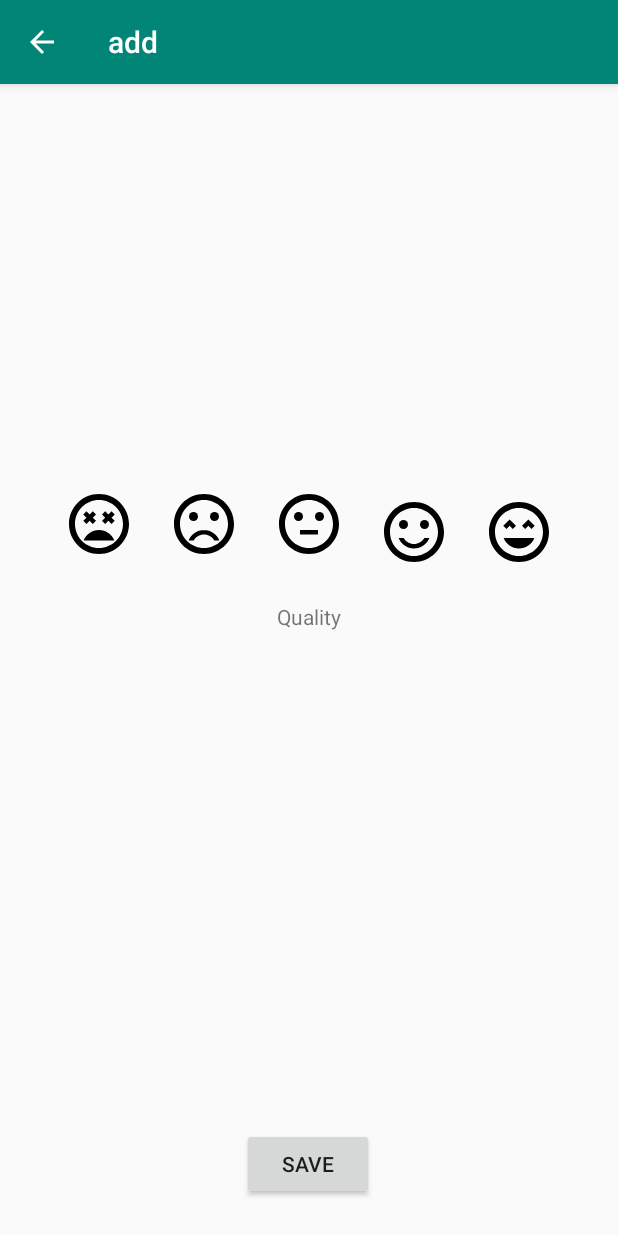
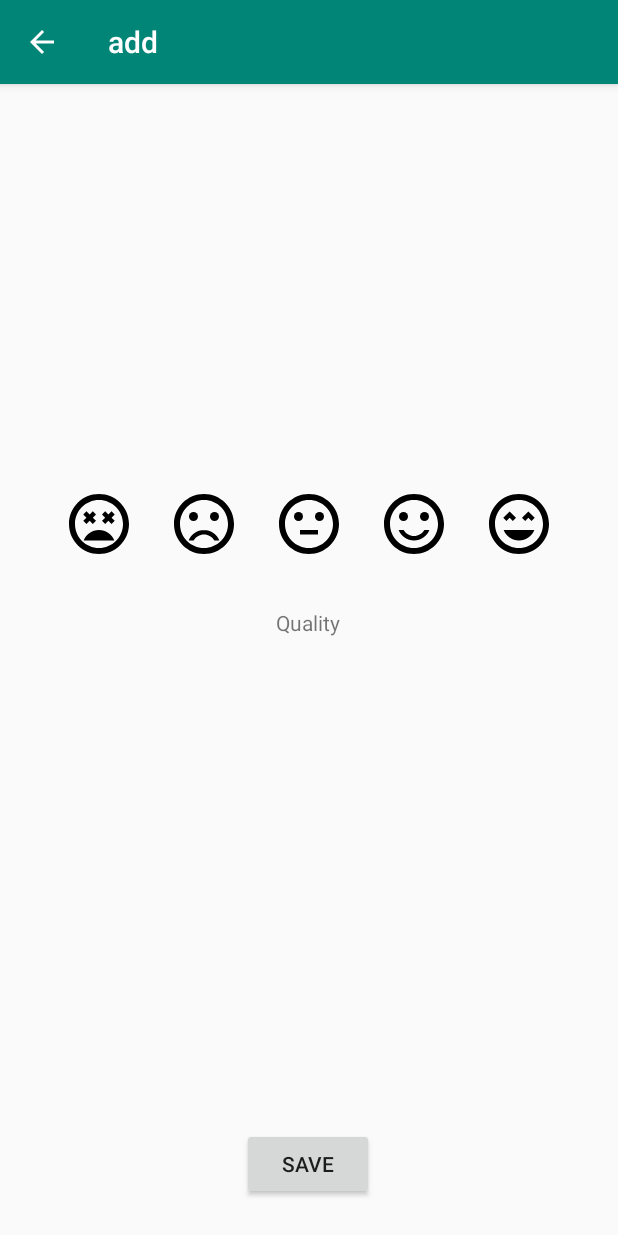
Before and after one commit to PheiShuen/SleepTracker, an Android app: the screen it shows after launch (AddActivity), after a tap on an icon or button, on a phone screen of 412 x 824 dp. Run offline under Robolectric (Android 15) with nearby library versions, the phone set to English and light mode, and no system bars; our stand-ins replace Room's generated code.

Commit message:
thrid commit

```diff
--- a/app/src/main/java/com/example/sleeptracker/AddActivity.kt
+++ b/app/src/main/java/com/example/sleeptracker/AddActivity.kt
@@ -1,12 +1,62 @@
 package com.example.sleeptracker
 
+import android.app.Activity
+import android.content.Intent
 import androidx.appcompat.app.AppCompatActivity
 import android.os.Bundle
+import android.widget.Toast
+import kotlinx.android.synthetic.main.activity_add.*
 
 class AddActivity : AppCompatActivity() {
+
+    private var quality: Int = 0
 
     override fun onCreate(savedInstanceState: Bundle?) {
         super.onCreate(savedInstanceState)
         setContentView(R.layout.activity_add)
+
+        imageViewVerySatisfied.setOnClickListener {
+            quality = 5
+            textViewQuality.text ="Very Happy"
+        }
+
+        imageViewSatisfied.setOnClickListener {
+            quality = 4
+            textViewQuality.text="Happy"
+        }
+
+        imageViewNeutral.setOnClickListener {
+            quality = 3
+            textViewQuality.text = "Neutral"
+        }
+
+        imageViewDIssatisfied.setOnClickListener {
+            quality = 2
+            textViewQuality.text = "Sad"
+        }
+
+        imageViewVeryDissatisfied.setOnClickListener {
+            quality = 1
+            textViewQuality.text = "Very Sad"
+        }
+
+        buttonSave.setOnClickListener {
+            if(quality == 0){
+                Toast.makeText(applicationContext,"Please indicate sleep quality",Toast.LENGTH_SHORT).show()
+                return@setOnClickListener //Stop execution
+            }
+
+            val intent = Intent()
+            intent.putExtra(EXTRA_QUALITY, quality)
+            setResult(Activity.RESULT_OK,intent)
+
+            finish()
+        }
     }
+
+    companion object{
+        const val EXTRA_QUALITY = "com.example.sleeptracker.QUALITY"
+    }
+
+
 }
--- a/app/src/main/java/com/example/sleeptracker/MainActivity.kt
+++ b/app/src/main/java/com/example/sleeptracker/MainActivity.kt
@@ -7,15 +7,42 @@ import com.google.android.material.snackbar.Snackbar
 import androidx.appcompat.app.AppCompatActivity
 import android.view.Menu
 import android.view.MenuItem
+import androidx.lifecycle.Observer
+import androidx.lifecycle.ViewModelProvider
+import androidx.recyclerview.widget.LinearLayoutManager
+import androidx.recyclerview.widget.RecyclerView
 
 import kotlinx.android.synthetic.main.activity_main.*
 
 class MainActivity : AppCompatActivity() {
 //https://codelabs.developers.google.com/codelabs/android-room-with-a-view-kotlin/#0
+
+    private lateinit var sleepViewModel: SleepViewModel
+
     override fun onCreate(savedInstanceState: Bundle?) {
         super.onCreate(savedInstanceState)
         setContentView(R.layout.activity_main)
         setSupportActionBar(toolbar)
+
+        //Declare and initialize recyclerView + Apdapter
+        val recycler: RecyclerView = findViewById(R.id.recyclerview)
+        val adapter = SleepAdapter(this)
+        recycler.adapter = adapter
+        recycler.layoutManager = LinearLayoutManager(this)
+
+        //Initialize ViewModel
+        sleepViewModel = ViewModelProvider(this).get(SleepViewModel::class.java)
+
+        //Add an observer to the ViewModel (LiveData)
+        sleepViewModel.sleepList.observe(
+            this,
+            Observer {
+                if (it.isNotEmpty()){
+                    //set list of sleep to the adapter
+                    adapter.setSleep(it)
+                }
+            }
+        )
 
         fab.setOnClickListener { view ->
             val intent = Intent(this,AddActivity::class.java)
@@ -28,9 +55,20 @@ class MainActivity : AppCompatActivity() {
                                   data: Intent?) {
         if(requestCode == REQUEST_CODE){
             if(resultCode == Activity.RESULT_OK){
+                val _quality = data?.getIntExtra(
+                    AddActivity.EXTRA_QUALITY, 0)
+                val sleep= Sleep(
+                id = 0,
+                startDate = System.currentTimeMillis(),
+                endDate = System.currentTimeMillis(),
+                quality = _quality!!
+                )
 
+                //TODO: Insert a new record to database
+                sleepViewModel.insertSleep(sleep)
             }
         }
+        super.onActivityResult(requestCode, resultCode, data)
     }
 
     override fun onCreateOptionsMenu(menu: Menu): Boolean {
--- a/app/src/main/res/layout/activity_add.xml
+++ b/app/src/main/res/layout/activity_add.xml
@@ -58,27 +58,24 @@
         android:layout_marginEnd="16dp"
         android:layout_marginRight="16dp"
         android:clickable="true"
-        app:layout_constraintBottom_toBottomOf="@+id/imageViewVerySatisfied"
+        app:layout_constraintBottom_toBottomOf="@+id/imageViewNeutral"
         app:layout_constraintEnd_toStartOf="@+id/imageViewVerySatisfied"
         app:layout_constraintHorizontal_bias="0.531"
         app:layout_constraintStart_toEndOf="@+id/imageViewNeutral"
-        app:layout_constraintTop_toTopOf="@+id/imageViewVerySatisfied"
-        app:layout_constraintVertical_bias="0.0"
+        app:layout_constraintTop_toTopOf="@+id/imageViewNeutral"
         app:srcCompat="@drawable/ic_sentiment_satisfied_black_24dp" />
 
     <ImageView
         android:id="@+id/imageViewVerySatisfied"
         android:layout_width="wrap_content"
         android:layout_height="wrap_content"
-        android:layout_marginTop="256dp"
         android:layout_marginEnd="36dp"
         android:layout_marginRight="36dp"
-        android:layout_marginBottom="427dp"
         android:clickable="true"
-        app:layout_constraintBottom_toBottomOf="parent"
+        app:layout_constraintBottom_toBottomOf="@+id/imageViewSatisfied"
         app:layout_constraintEnd_toEndOf="parent"
         app:layout_constraintStart_toEndOf="@+id/imageViewSatisfied"
-        app:layout_constraintTop_toTopOf="parent"
+        app:layout_constraintTop_toTopOf="@+id/imageViewSatisfied"
         app:srcCompat="@drawable/ic_sentiment_very_satisfied_black_24dp" />
 
     <Button
@@ -98,13 +95,15 @@
         android:layout_height="wrap_content"
         android:layout_marginStart="184dp"
         android:layout_marginLeft="184dp"
-        android:layout_marginTop="16dp"
+        android:layout_marginTop="32dp"
         android:layout_marginEnd="184dp"
         android:layout_marginRight="184dp"
         android:layout_marginBottom="320dp"
         android:text="@string/quality"
         app:layout_constraintBottom_toTopOf="@+id/buttonSave"
         app:layout_constraintEnd_toEndOf="parent"
+        app:layout_constraintHorizontal_bias="0.1"
         app:layout_constraintStart_toStartOf="parent"
-        app:layout_constraintTop_toBottomOf="@+id/imageViewNeutral" />
+        app:layout_constraintTop_toBottomOf="@+id/imageViewNeutral"
+        app:layout_constraintVertical_bias="0.0" />
 </androidx.constraintlayout.widget.ConstraintLayout>
```
Also changed, not shown: app/src/main/java/com/example/sleeptracker/SleepAdapter.kt (+11 -3 lines), app/src/main/java/com/example/sleeptracker/SleepViewModel.kt (+7 -0 lines).
